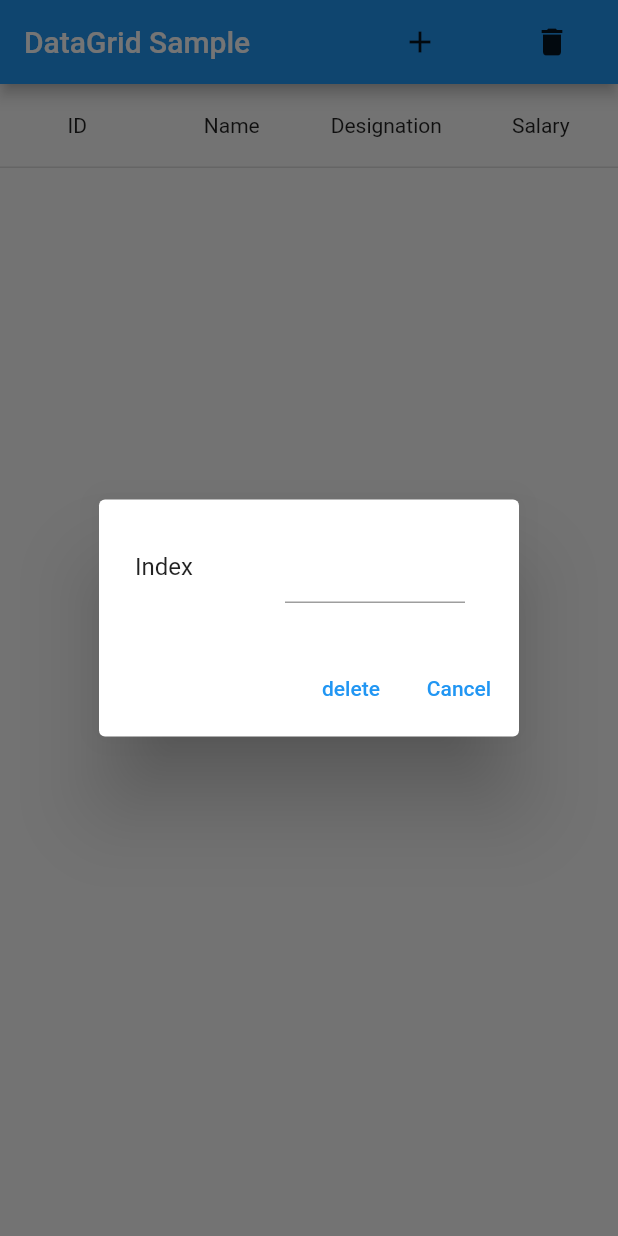
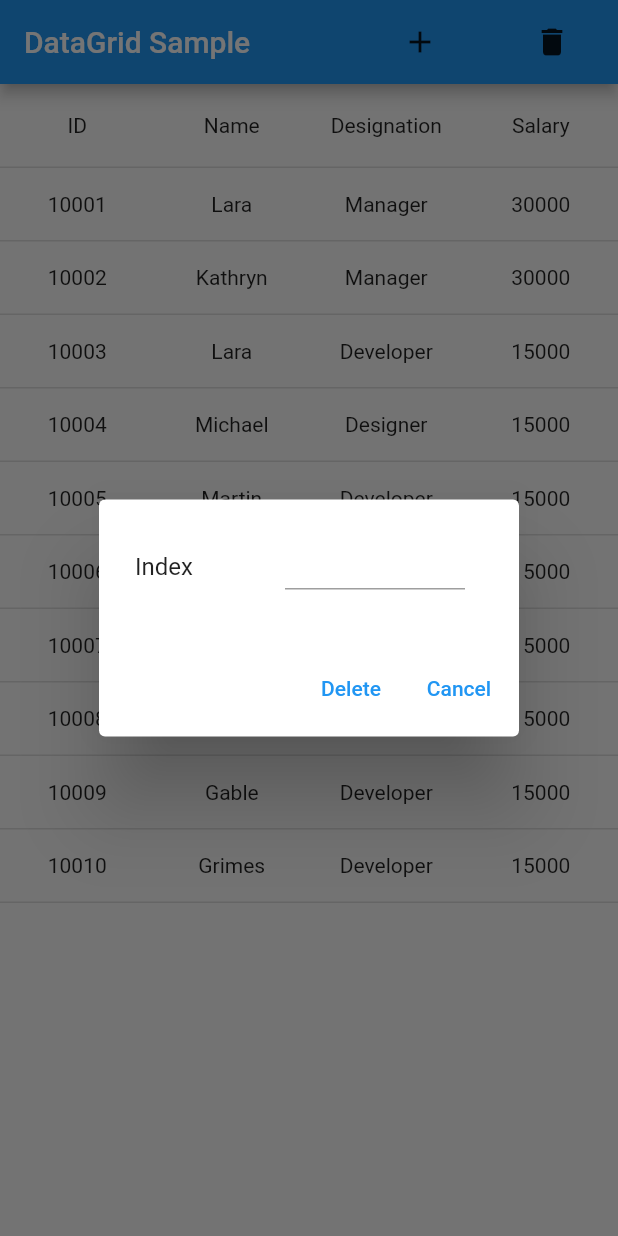
Before and after one commit to SyncfusionExamples/How-to-load-data-to-Flutter-DataTable-with-Hive-box, a Flutter app: the screen it shows after launch, after a tap on the "delete" icon, on a phone screen of 412 x 824 dp. Run offline on Flutter 3.47's test engine with Material 2 defaults, Android fonts, the phone set to English and light mode, and no system bars; drawn by our look-alikes of syncfusion_flutter_datagrid; our stand-ins replace flutter_secure_storage, get, hive, hive_flutter; accounts and stored records are empty.

Commit message:
Sample has corrected

```diff
--- a/lib/add_or_edit_employee_screen.dart
+++ b/lib/add_or_edit_employee_screen.dart
@@ -37,10 +37,11 @@ class EmployeeListScreen extends StatelessWidget {
         children: [
           Container(
               width: 100,
-              padding: EdgeInsets.symmetric(vertical: 15),
+              padding: EdgeInsets.fromLTRB(0, 10, 0, 10),
               child: Text(columnName)),
           Container(
             width: 120,
+            padding: EdgeInsets.fromLTRB(0, 10, 0, 10),
             child: TextFormField(
               initialValue: value,
               validator: (value) {
@@ -222,7 +223,7 @@ class EmployeeListScreen extends StatelessWidget {
                     updateDataGrid();
                     Navigator.pop(context);
                   },
-                  child: Text('delete')),
+                  child: Text('Delete')),
               TextButton(
                   onPressed: () {
                     Navigator.pop(context);
@@ -296,6 +297,7 @@ class EmployeeDataSource extends DataGridSource {
   List<DataGridRow> _employeeDataGridRow = [];
 
   void initialLoading() {
+    employeeDatabase.loadEmployeeData();
     employeeData = employeeDatabase.getEmployeesList();
     buildDataGridRows();
   }
--- a/lib/database.dart
+++ b/lib/database.dart
@@ -22,6 +22,20 @@ class EmployeeDatabase extends GetxController {
     return box;
   }
 
+  void loadEmployeeData() async {
+    var box = await Hive.openBox<Employee>(boxName);
+    box.put(0, Employee(10001, 'Lara', 'Manager', 30000));
+    box.put(1, Employee(10002, 'Kathryn', 'Manager', 30000));
+    box.put(2, Employee(10003, 'Lara', 'Developer', 15000));
+    box.put(3, Employee(10004, 'Michael', 'Designer', 15000));
+    box.put(4, Employee(10005, 'Martin', 'Developer', 15000));
+    box.put(5, Employee(10006, 'Newberry', 'Developer', 15000));
+    box.put(6, Employee(10007, 'Balnc', 'Developer', 15000));
+    box.put(7, Employee(10008, 'Perry', 'Developer', 15000));
+    box.put(8, Employee(10009, 'Gable', 'Developer', 15000));
+    box.put(9, Employee(10010, 'Grimes', 'Developer', 15000));
+  }
+
   void addEmployee(Employee newEmployee) async {
     var box = await Hive.openBox<Employee>(boxName);
     await box.add(newEmployee);
@@ -32,18 +46,7 @@ class EmployeeDatabase extends GetxController {
   void getEmployees() async {
     var box = await Hive.openBox<Employee>(boxName);
     employeeList = box.values.toList();
-    if (employeeList.isEmpty) {
-      box.add(Employee(10001, 'James', 'Project Lead', 20000));
-      box.add(Employee(10002, 'Kathryn', 'Manager', 30000));
-      box.add(Employee(10003, 'Lara', 'Developer', 15000));
-      box.add(Employee(10004, 'Michael', 'Designer', 15000));
-      box.add(Employee(10005, 'Martin', 'Developer', 15000));
-      box.add(Employee(10006, 'Newberry', 'Developer', 15000));
-      box.add(Employee(10007, 'Balnc', 'Developer', 15000));
-      box.add(Employee(10008, 'Perry', 'Developer', 15000));
-      box.add(Employee(10009, 'Gable', 'Developer', 15000));
-      box.add(Employee(10010, 'Grimes', 'Developer', 15000));
-    }
+
     refresh();
   }
 
```
